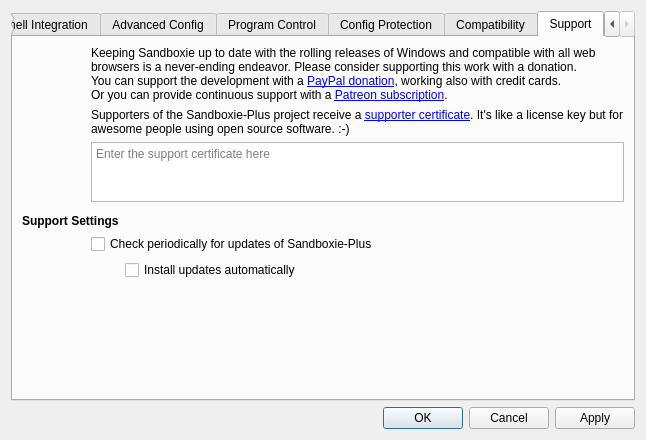
This is SandboxiePlus/SandMan/Forms/SettingsWindow.ui in sandboxie-plus/Sandboxie as Qt 5 draws it before an edit. The edited form follows.
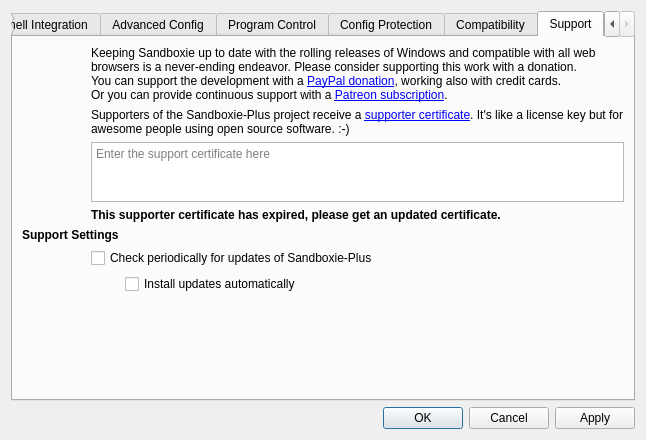
This is the edited form. The open tabs and pages were chosen to show the change. Icons and pictures are not drawn.

```diff
--- a/SandboxiePlus/SandMan/Forms/SettingsWindow.ui
+++ b/SandboxiePlus/SandMan/Forms/SettingsWindow.ui
@@ -807,6 +807,20 @@
              </property>
             </widget>
            </item>
+           <item row="5" column="2" colspan="2">
+            <widget class="QLabel" name="lblCertExp">
+             <property name="font">
+              <font>
+               <weight>75</weight>
+               <bold>true</bold>
+               <kerning>true</kerning>
+              </font>
+             </property>
+             <property name="text">
+              <string>This supporter certificate has expired, please get an updated certificate.</string>
+             </property>
+            </widget>
+           </item>
            <item row="1" column="0" rowspan="5" colspan="2">
             <widget class="QLabel" name="label_4">
              <property name="text">
```
Left out of the diff: 192 changed lines with no effect on the pictures.
